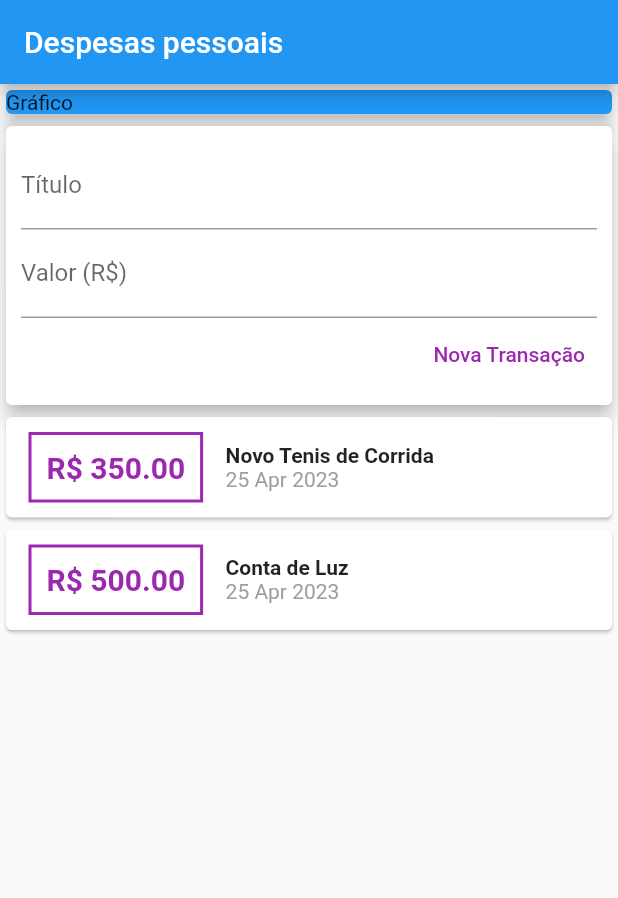
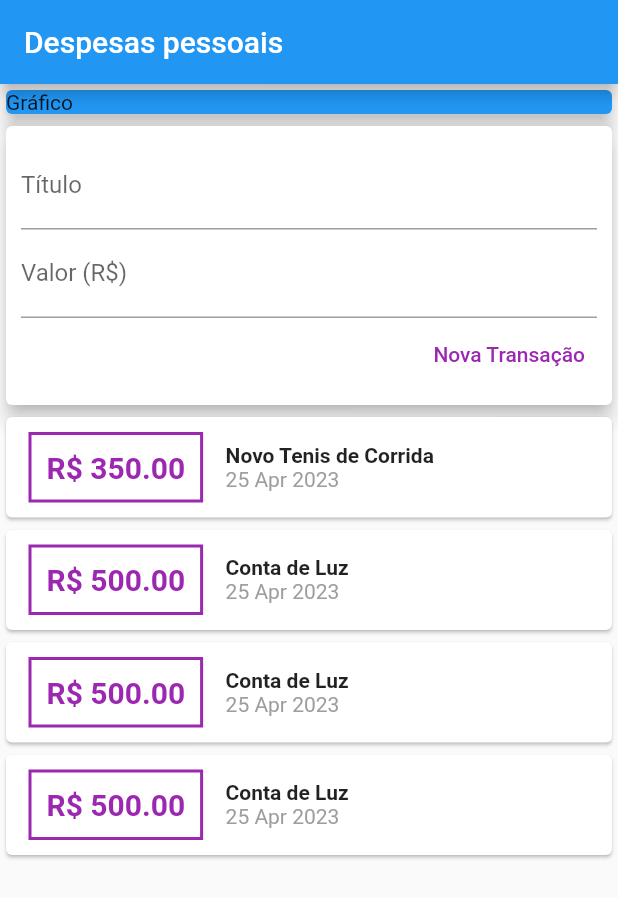
Before and after one commit to LucasMLara/ExpensesAppFlutter, a Flutter app: the screen it shows after launch, on a phone screen of 412 x 824 dp. Shown: the top 898 px of the screen. Run offline on Flutter 3.47's test engine with Material 2 defaults, Android fonts, the phone set to English and light mode, and no system bars.

Commit message:
add consts

```diff
--- a/lib/components/transaction_list.dart
+++ b/lib/components/transaction_list.dart
@@ -8,7 +8,7 @@ class TrasactionList extends StatelessWidget {
 
   @override
   Widget build(BuildContext context) {
-    return Container(
+    return SizedBox(
         height: 300,
         // Listview renderizando componentes sob demanda, tornando a aplicação mais performática
         child: ListView.builder(
--- a/lib/components/transaction_user.dart
+++ b/lib/components/transaction_user.dart
@@ -19,6 +19,54 @@ class _TransactionUserState extends State<TransactionUser> {
         title: 'Novo Tenis de Corrida',
         value: 350,
         date: DateTime.now()),
+    Transaction(
+      id: 't2',
+      title: 'Conta de Luz',
+      value: 500,
+      date: DateTime.now(),
+    ),
+    Transaction(
+      id: 't2',
+      title: 'Conta de Luz',
+      value: 500,
+      date: DateTime.now(),
+    ),
+    Transaction(
+      id: 't2',
+      title: 'Conta de Luz',
+      value: 500,
+      date: DateTime.now(),
+    ),
+    Transaction(
+      id: 't2',
+      title: 'Conta de Luz',
+      value: 500,
+      date: DateTime.now(),
+    ),
+    Transaction(
+      id: 't2',
+      title: 'Conta de Luz',
+      value: 500,
+      date: DateTime.now(),
+    ),
+    Transaction(
+      id: 't2',
+      title: 'Conta de Luz',
+      value: 500,
+      date: DateTime.now(),
+    ),
+    Transaction(
+      id: 't2',
+      title: 'Conta de Luz',
+      value: 500,
+      date: DateTime.now(),
+    ),
+    Transaction(
+      id: 't2',
+      title: 'Conta de Luz',
+      value: 500,
+      date: DateTime.now(),
+    ),
     Transaction(
       id: 't2',
       title: 'Conta de Luz',
--- a/lib/main.dart
+++ b/lib/main.dart
@@ -8,7 +8,7 @@ class ExpensesApp extends StatelessWidget {
 
   @override
   Widget build(BuildContext context) {
-    return MaterialApp(
+    return const MaterialApp(
       home: MyHomePage(),
       debugShowCheckedModeBanner: false,
     );
@@ -16,7 +16,7 @@ class ExpensesApp extends StatelessWidget {
 }
 
 class MyHomePage extends StatelessWidget {
-  MyHomePage({super.key});
+  const MyHomePage({super.key});
 
   @override
   Widget build(BuildContext context) {
@@ -24,12 +24,13 @@ class MyHomePage extends StatelessWidget {
       appBar: AppBar(
         title: const Text('Despesas pessoais'),
       ),
-      body: Column(
+      body: SingleChildScrollView(
+        child: Column(
           crossAxisAlignment: CrossAxisAlignment.stretch,
-        children: <Widget>[
-          Container(
+          children: const <Widget>[
+            SizedBox(
               width: double.infinity,
-            child: const Card(
+              child: Card(
                 color: Colors.blue,
                 elevation: 5,
                 child: Text('Gráfico'),
@@ -38,6 +39,7 @@ class MyHomePage extends StatelessWidget {
             TransactionUser()
           ],
         ),
+      ),
     );
   }
 }
```
Lines whose indentation alone changed are shown as unchanged.
